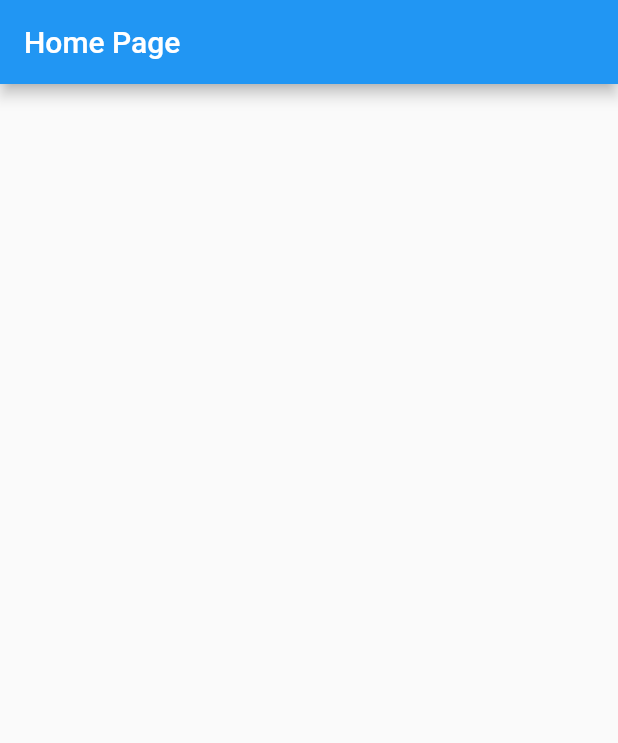
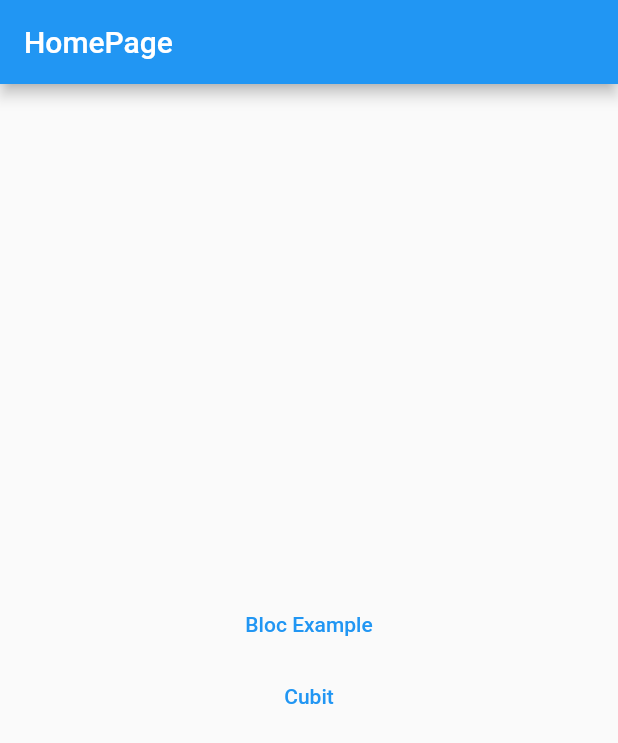
Before and after one commit to felipecastrosales/contact_bloc, a Flutter app: the screen it shows after launch, on a phone screen of 412 x 824 dp. Shown: the top 743 px of the screen. Run offline on Flutter 3.47's test engine with Material 2 defaults, Android fonts, the phone set to English and light mode, and no system bars; our stand-ins replace bloc, flutter_bloc.

Commit message:
adding route to features

```diff
--- a/lib/home/home_page.dart
+++ b/lib/home/home_page.dart
@@ -7,9 +7,28 @@ class HomePage extends StatelessWidget {
   Widget build(BuildContext context) {
     return Scaffold(
       appBar: AppBar(
-        title: const Text('Home Page'),
+        title: const Text('HomePage'),
       ),
-      body: Container(),
+      body: Center(
+        child: Column(
+          mainAxisAlignment: MainAxisAlignment.center,
+          crossAxisAlignment: CrossAxisAlignment.center,
+          children: [
+            TextButton(
+              onPressed: () {
+                Navigator.of(context).pushNamed('bloc/example/');
+              },
+              child: const Text('Bloc Example'),
+            ),
+            TextButton(
+              onPressed: () {
+                Navigator.of(context).pushNamed('/cubit');
+              },
+              child: const Text('Cubit'),
+            ),
+          ],
+        ),
+      ),
     );
   }
 }
```
